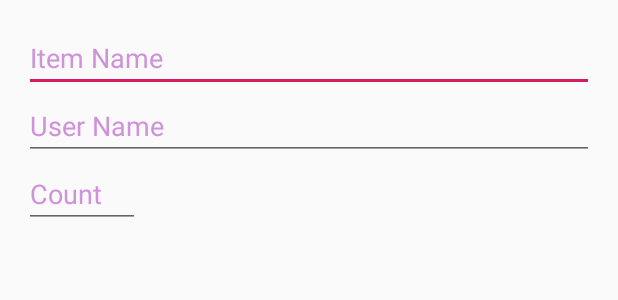
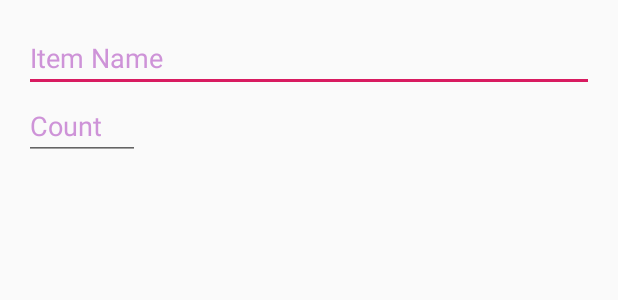
Before and after one commit to venkster11/Inventory-Management-App, an Android app: the layout layout_dialog.xml on its own in the app's theme, with its tools: preview values and no code run, on a phone screen of 412 x 824 dp. Shown: the top 300 px of the screen. Run offline under Robolectric (Android 15) with nearby library versions, the phone set to English and light mode, and no system bars.

Commit message:
Admin name

```diff
--- a/app/src/main/res/layout/layout_dialog.xml
+++ b/app/src/main/res/layout/layout_dialog.xml
@@ -15,15 +15,7 @@
         android:textColor="#000000"
         android:inputType="text" />
 
-    <EditText
-        android:id="@+id/user_name1"
-        android:layout_width="match_parent"
-        android:layout_height="wrap_content"
-        android:hint="User Name"
-        android:layout_below="@+id/item_name1"
-        android:textColorHint="#ce93d8"
-        android:textColor="#000000"
-        android:inputType="textMultiLine" />
+
 
 
     <EditText
@@ -31,7 +23,7 @@
         android:layout_width="77dp"
         android:layout_height="wrap_content"
         android:ems="10"
-        android:layout_below="@+id/user_name1"
+        android:layout_below="@+id/item_name1"
         android:textColorHint="#ce93d8"
         android:textColor="#000000"
         android:hint="Count"
```
Also changed, not shown: app/src/main/java/com/venkat/inventory_app/Admin/ExampleDialog.java (+7 -4 lines), app/src/main/java/com/venkat/inventory_app/User/MainUSER.java (+8 -14 lines).
